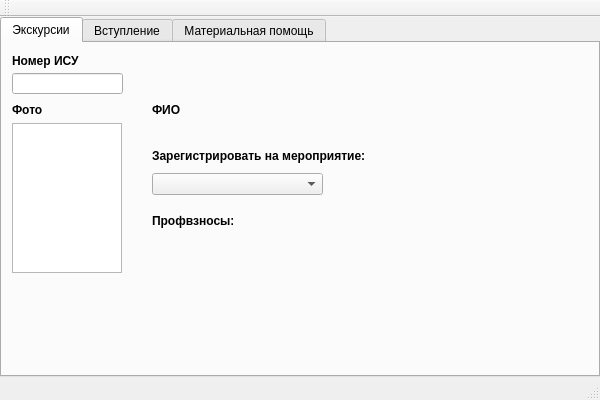
Above: profcom_cards/profkom.ui from egornevezhin/profcom_cards before the change. Below: the same form after it.
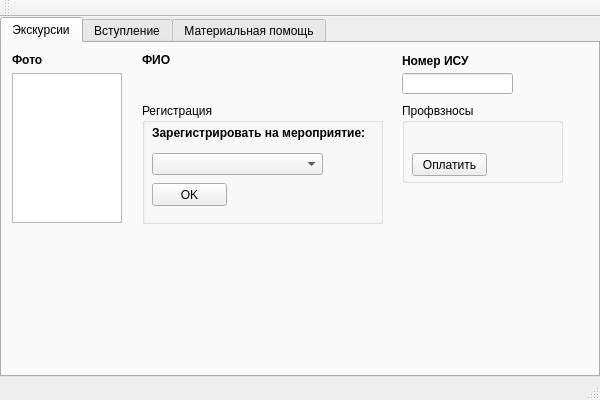
That is the form after the change.

Diff of the .ui file:
```diff
--- a/profcom_cards/profkom.ui
+++ b/profcom_cards/profkom.ui
@@ -39,7 +39,7 @@
      <widget class="QLineEdit" name="lineEdit">
       <property name="geometry">
        <rect>
-        <x>10</x>
+        <x>400</x>
         <y>30</y>
         <width>111</width>
         <height>21</height>
@@ -49,7 +49,7 @@
      <widget class="QLabel" name="label">
       <property name="geometry">
        <rect>
-        <x>10</x>
+        <x>400</x>
         <y>10</y>
         <width>71</width>
         <height>16</height>
@@ -69,7 +69,7 @@
       <property name="geometry">
        <rect>
         <x>10</x>
-        <y>80</y>
+        <y>30</y>
         <width>110</width>
         <height>150</height>
        </rect>
@@ -105,7 +105,7 @@
       <property name="geometry">
        <rect>
         <x>10</x>
-        <y>60</y>
+        <y>10</y>
         <width>47</width>
         <height>13</height>
        </rect>
@@ -123,8 +123,8 @@
      <widget class="QLabel" name="label_3">
       <property name="geometry">
        <rect>
-        <x>150</x>
-        <y>60</y>
+        <x>140</x>
+        <y>10</y>
         <width>47</width>
         <height>13</height>
        </rect>
@@ -142,9 +142,9 @@
      <widget class="QLabel" name="Fio">
       <property name="geometry">
        <rect>
-        <x>150</x>
-        <y>80</y>
-        <width>181</width>
+        <x>140</x>
+        <y>30</y>
+        <width>241</width>
         <height>16</height>
        </rect>
       </property>
@@ -152,11 +152,23 @@
        <string/>
       </property>
      </widget>
+     <widget class="QGroupBox" name="groupBox">
+      <property name="geometry">
+       <rect>
+        <x>140</x>
+        <y>60</y>
+        <width>241</width>
+        <height>121</height>
+       </rect>
+      </property>
+      <property name="title">
+       <string>Регистрация</string>
+      </property>
      <widget class="QLabel" name="label_5">
       <property name="geometry">
        <rect>
-        <x>150</x>
-        <y>103</y>
+         <x>10</x>
+         <y>20</y>
         <width>221</width>
         <height>20</height>
        </rect>
@@ -174,44 +186,65 @@
      <widget class="QComboBox" name="Events">
       <property name="geometry">
        <rect>
-        <x>150</x>
-        <y>130</y>
+         <x>10</x>
+         <y>50</y>
         <width>171</width>
         <height>22</height>
        </rect>
       </property>
      </widget>
-     <widget class="QLabel" name="label_4">
+      <widget class="QPushButton" name="pushButton">
       <property name="geometry">
        <rect>
-        <x>150</x>
-        <y>170</y>
-        <width>81</width>
-        <height>16</height>
-       </rect>
-      </property>
-      <property name="font">
-       <font>
-        <weight>75</weight>
-        <bold>true</bold>
-       </font>
-      </property>
+         <x>10</x>
+         <y>80</y>
+         <width>75</width>
+         <height>23</height>
+        </rect>
+       </property>
       <property name="text">
-       <string>Профвзносы:</string>
-      </property>
-     </widget>
+        <string>OK</string>
+       </property>
+      </widget>
+     </widget>
+     <widget class="QGroupBox" name="groupBox_2">
+      <property name="geometry">
+       <rect>
+        <x>400</x>
+        <y>60</y>
+        <width>161</width>
+        <height>80</height>
+       </rect>
+      </property>
+      <property name="title">
+       <string>Профвзносы</string>
+      </property>
      <widget class="QLabel" name="Deposit">
       <property name="geometry">
        <rect>
-        <x>250</x>
-        <y>170</y>
-        <width>81</width>
+         <x>10</x>
+         <y>20</y>
+         <width>131</width>
         <height>16</height>
        </rect>
       </property>
       <property name="text">
        <string/>
       </property>
+      </widget>
+      <widget class="QPushButton" name="pushButton_2">
+       <property name="geometry">
+        <rect>
+         <x>10</x>
+         <y>50</y>
+         <width>75</width>
+         <height>23</height>
+        </rect>
+       </property>
+       <property name="text">
+        <string>Оплатить</string>
+       </property>
+      </widget>
      </widget>
     </widget>
     <widget class="QWidget" name="tab_2">
```
Lines whose indentation alone changed are shown as unchanged.
